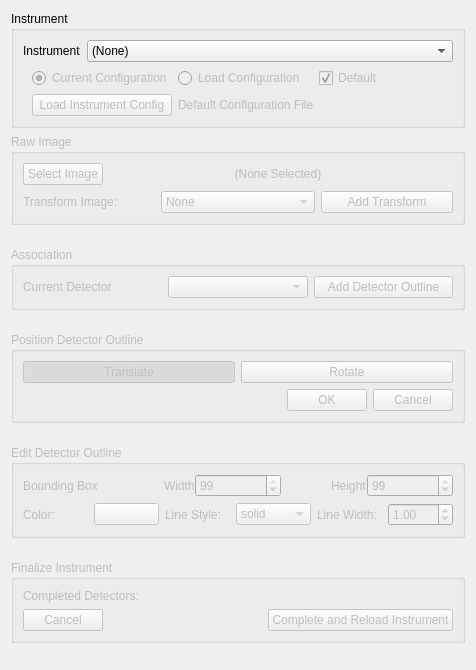
The window that hexrd/ui/resources/ui/import_data_panel.ui (HEXRD/hexrdgui) describes before a commit, drawn with Qt 5.
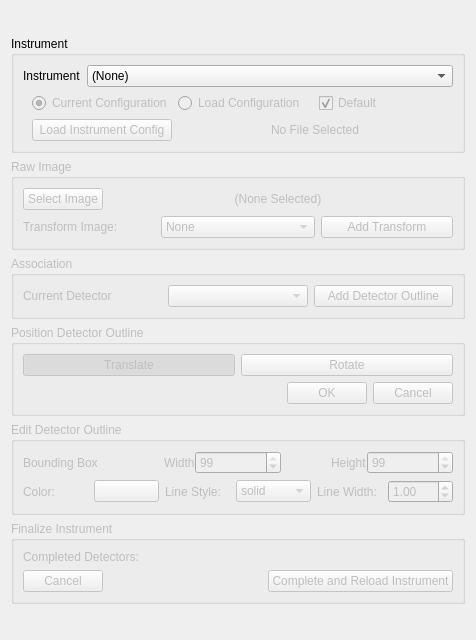
The same window after the commit.

Commit message: Use selected config file as default

```diff
--- a/hexrd/ui/resources/ui/import_data_panel.ui
+++ b/hexrd/ui/resources/ui/import_data_panel.ui
@@ -7,168 +7,14 @@
     <x>0</x>
     <y>0</y>
     <width>476</width>
-    <height>670</height>
+    <height>640</height>
    </rect>
   </property>
   <property name="windowTitle">
    <string>Form</string>
   </property>
   <layout class="QGridLayout" name="gridLayout_7">
-   <item row="0" column="0">
-    <widget class="QGroupBox" name="data">
-     <property name="enabled">
-      <bool>true</bool>
-     </property>
-     <property name="title">
-      <string>Instrument</string>
-     </property>
-     <layout class="QVBoxLayout" name="verticalLayout_2">
-      <item>
-       <widget class="QFrame" name="instrument">
-        <property name="enabled">
-         <bool>true</bool>
-        </property>
-        <property name="frameShape">
-         <enum>QFrame::NoFrame</enum>
-        </property>
-        <property name="frameShadow">
-         <enum>QFrame::Raised</enum>
-        </property>
-        <layout class="QFormLayout" name="formLayout_2">
-         <property name="leftMargin">
-          <number>0</number>
-         </property>
-         <property name="topMargin">
-          <number>0</number>
-         </property>
-         <property name="rightMargin">
-          <number>0</number>
-         </property>
-         <property name="bottomMargin">
-          <number>0</number>
-         </property>
-         <item row="0" column="0">
-          <widget class="QLabel" name="instrument_label">
-           <property name="enabled">
-            <bool>true</bool>
-           </property>
-           <property name="text">
-            <string>Instrument</string>
-           </property>
-          </widget>
-         </item>
-         <item row="0" column="1">
-          <widget class="QComboBox" name="instruments">
-           <property name="enabled">
-            <bool>true</bool>
-           </property>
-           <property name="currentIndex">
-            <number>0</number>
-           </property>
-           <item>
-            <property name="text">
-             <string>(None)</string>
-            </property>
-           </item>
-           <item>
-            <property name="text">
-             <string>TARDIS</string>
-            </property>
-           </item>
-           <item>
-            <property name="text">
-             <string>PXRDIP</string>
-            </property>
-           </item>
-          </widget>
-         </item>
-        </layout>
-       </widget>
-      </item>
-      <item>
-       <widget class="QFrame" name="config">
-        <property name="enabled">
-         <bool>false</bool>
-        </property>
-        <property name="frameShape">
-         <enum>QFrame::NoFrame</enum>
-        </property>
-        <property name="frameShadow">
-         <enum>QFrame::Raised</enum>
-        </property>
-        <layout class="QGridLayout" name="gridLayout_6">
-         <property name="topMargin">
-          <number>0</number>
-         </property>
-         <property name="rightMargin">
-          <number>0</number>
-         </property>
-         <property name="bottomMargin">
-          <number>0</number>
-         </property>
-         <item row="1" column="1" colspan="2">
-          <widget class="QLabel" name="config_file_label">
-           <property name="enabled">
-            <bool>false</bool>
-           </property>
-           <property name="text">
-            <string>Default Configuration File</string>
-           </property>
-          </widget>
-         </item>
-         <item row="1" column="0">
-          <widget class="QPushButton" name="load_config">
-           <property name="enabled">
-            <bool>false</bool>
-           </property>
-           <property name="text">
-            <string>Load Instrument Config</string>
-           </property>
-          </widget>
-         </item>
-         <item row="0" column="0">
-          <widget class="QRadioButton" name="current_config">
-           <property name="text">
-            <string>Current Configuration</string>
-           </property>
-           <property name="checked">
-            <bool>true</bool>
-           </property>
-           <attribute name="buttonGroup">
-            <string notr="true">buttonGroup</string>
-           </attribute>
-          </widget>
-         </item>
-         <item row="0" column="1">
-          <widget class="QRadioButton" name="select_config">
-           <property name="text">
-            <string>Load Configuration</string>
-           </property>
-           <attribute name="buttonGroup">
-            <string notr="true">buttonGroup</string>
-           </attribute>
-          </widget>
-         </item>
-         <item row="0" column="2">
-          <widget class="QCheckBox" name="default_config">
-           <property name="enabled">
-            <bool>false</bool>
-           </property>
-           <property name="text">
-            <string>Default</string>
-           </property>
-           <property name="checked">
-            <bool>true</bool>
-           </property>
-          </widget>
-         </item>
-        </layout>
-       </widget>
-      </item>
-     </layout>
-    </widget>
-   </item>
-   <item row="1" column="0">
+   <item row="2" column="0">
     <widget class="QGroupBox" name="raw_image">
      <property name="enabled">
       <bool>false</bool>
@@ -322,8 +168,8 @@
      </layout>
     </widget>
    </item>
-   <item row="2" column="0">
-    <spacer name="verticalSpacer_3">
+   <item row="0" column="0">
+    <spacer name="verticalSpacer">
      <property name="orientation">
       <enum>Qt::Vertical</enum>
      </property>
@@ -335,56 +181,7 @@
      </property>
     </spacer>
    </item>
-   <item row="3" column="0">
-    <widget class="QGroupBox" name="association">
-     <property name="enabled">
-      <bool>false</bool>
-     </property>
-     <property name="title">
-      <string>Association</string>
-     </property>
-     <layout class="QHBoxLayout" name="horizontalLayout_8">
-      <item>
-       <widget class="QLabel" name="detector_label">
-        <property name="enabled">
-         <bool>true</bool>
-        </property>
-        <property name="text">
-         <string>Current Detector</string>
-        </property>
-       </widget>
-      </item>
-      <item>
-       <widget class="QComboBox" name="detectors">
-        <property name="enabled">
-         <bool>true</bool>
-        </property>
-       </widget>
-      </item>
-      <item>
-       <widget class="QPushButton" name="add_template">
-        <property name="text">
-         <string>Add Detector Outline</string>
-        </property>
-       </widget>
-      </item>
-     </layout>
-    </widget>
-   </item>
    <item row="4" column="0">
-    <spacer name="verticalSpacer_4">
-     <property name="orientation">
-      <enum>Qt::Vertical</enum>
-     </property>
-     <property name="sizeHint" stdset="0">
-      <size>
-       <width>20</width>
-       <height>40</height>
-      </size>
-     </property>
-    </spacer>
-   </item>
-   <item row="5" column="0">
     <widget class="QGroupBox" name="outline_position">
      <property name="enabled">
       <bool>false</bool>
@@ -448,19 +245,228 @@
     </widget>
    </item>
    <item row="6" column="0">
-    <spacer name="verticalSpacer_5">
-     <property name="orientation">
-      <enum>Qt::Vertical</enum>
+    <widget class="QGroupBox" name="finalize">
+     <property name="enabled">
+      <bool>false</bool>
      </property>
-     <property name="sizeHint" stdset="0">
-      <size>
-       <width>20</width>
-       <height>40</height>
-      </size>
+     <property name="title">
+      <string>Finalize Instrument</string>
      </property>
-    </spacer>
+     <layout class="QGridLayout" name="gridLayout_4">
+      <item row="0" column="0" colspan="2">
+       <widget class="QLabel" name="completed_label">
+        <property name="enabled">
+         <bool>true</bool>
+        </property>
+        <property name="text">
+         <string>Completed Detectors:</string>
+        </property>
+       </widget>
+      </item>
+      <item row="0" column="2">
+       <widget class="QLabel" name="completed_dets">
+        <property name="enabled">
+         <bool>true</bool>
+        </property>
+        <property name="text">
+         <string/>
+        </property>
+        <property name="wordWrap">
+         <bool>true</bool>
+        </property>
+       </widget>
+      </item>
+      <item row="1" column="0">
+       <widget class="QPushButton" name="cancel">
+        <property name="enabled">
+         <bool>true</bool>
+        </property>
+        <property name="text">
+         <string>Cancel</string>
+        </property>
+       </widget>
+      </item>
+      <item row="1" column="1">
+       <spacer name="horizontalSpacer">
+        <property name="orientation">
+         <enum>Qt::Horizontal</enum>
+        </property>
+        <property name="sizeHint" stdset="0">
+         <size>
+          <width>105</width>
+          <height>20</height>
+         </size>
+        </property>
+       </spacer>
+      </item>
+      <item row="1" column="2">
+       <widget class="QPushButton" name="complete">
+        <property name="enabled">
+         <bool>false</bool>
+        </property>
+        <property name="text">
+         <string>Complete and Reload Instrument</string>
+        </property>
+       </widget>
+      </item>
+     </layout>
+    </widget>
    </item>
-   <item row="7" column="0">
+   <item row="1" column="0">
+    <widget class="QGroupBox" name="data">
+     <property name="enabled">
+      <bool>true</bool>
+     </property>
+     <property name="title">
+      <string>Instrument</string>
+     </property>
+     <layout class="QVBoxLayout" name="verticalLayout_2">
+      <item>
+       <widget class="QFrame" name="instrument">
+        <property name="enabled">
+         <bool>true</bool>
+        </property>
+        <property name="frameShape">
+         <enum>QFrame::NoFrame</enum>
+        </property>
+        <property name="frameShadow">
+         <enum>QFrame::Raised</enum>
+        </property>
+        <layout class="QFormLayout" name="formLayout_2">
+         <property name="leftMargin">
+          <number>0</number>
+         </property>
+         <property name="topMargin">
+          <number>0</number>
+         </property>
+         <property name="rightMargin">
+          <number>0</number>
+         </property>
+         <property name="bottomMargin">
+          <number>0</number>
+         </property>
+         <item row="0" column="0">
+          <widget class="QLabel" name="instrument_label">
+           <property name="enabled">
+            <bool>true</bool>
+           </property>
+           <property name="text">
+            <string>Instrument</string>
+           </property>
+          </widget>
+         </item>
+         <item row="0" column="1">
+          <widget class="QComboBox" name="instruments">
+           <property name="enabled">
+            <bool>true</bool>
+           </property>
+           <property name="currentIndex">
+            <number>0</number>
+           </property>
+           <item>
+            <property name="text">
+             <string>(None)</string>
+            </property>
+           </item>
+           <item>
+            <property name="text">
+             <string>TARDIS</string>
+            </property>
+           </item>
+           <item>
+            <property name="text">
+             <string>PXRDIP</string>
+            </property>
+           </item>
+          </widget>
+         </item>
+        </layout>
+       </widget>
+      </item>
+      <item>
+       <widget class="QFrame" name="config">
+        <property name="enabled">
+         <bool>false</bool>
+        </property>
+        <property name="frameShape">
+         <enum>QFrame::NoFrame</enum>
+        </property>
+        <property name="frameShadow">
+         <enum>QFrame::Raised</enum>
+        </property>
+        <layout class="QGridLayout" name="gridLayout_6">
+         <property name="topMargin">
+          <number>0</number>
+         </property>
+         <property name="rightMargin">
+          <number>0</number>
+         </property>
+         <property name="bottomMargin">
+          <number>0</number>
+         </property>
+         <item row="1" column="1" colspan="2" alignment="Qt::AlignHCenter">
+          <widget class="QLabel" name="config_file_label">
+           <property name="enabled">
+            <bool>false</bool>
+           </property>
+           <property name="text">
+            <string>No File Selected</string>
+           </property>
+          </widget>
+         </item>
+         <item row="1" column="0">
+          <widget class="QPushButton" name="load_config">
+           <property name="enabled">
+            <bool>false</bool>
+           </property>
+           <property name="text">
+            <string>Load Instrument Config</string>
+           </property>
+          </widget>
+         </item>
+         <item row="0" column="0">
+          <widget class="QRadioButton" name="current_config">
+           <property name="text">
+            <string>Current Configuration</string>
+           </property>
+           <property name="checked">
+            <bool>true</bool>
+           </property>
+           <attribute name="buttonGroup">
+            <string notr="true">buttonGroup</string>
+           </attribute>
+          </widget>
+         </item>
+         <item row="0" column="1">
+          <widget class="QRadioButton" name="select_config">
+           <property name="text">
+            <string>Load Configuration</string>
+           </property>
+           <attribute name="buttonGroup">
+            <string notr="true">buttonGroup</string>
+           </attribute>
+          </widget>
+         </item>
+         <item row="0" column="2">
+          <widget class="QCheckBox" name="default_config">
+           <property name="enabled">
+            <bool>false</bool>
+           </property>
+           <property name="text">
+            <string>Default</string>
+           </property>
+           <property name="checked">
+            <bool>true</bool>
+           </property>
+          </widget>
+         </item>
+        </layout>
+       </widget>
+      </item>
+     </layout>
+    </widget>
+   </item>
+   <item row="5" column="0">
     <widget class="QGroupBox" name="outline_appearance">
      <property name="enabled">
       <bool>false</bool>
@@ -674,88 +680,43 @@
      </layout>
     </widget>
    </item>
-   <item row="8" column="0">
-    <spacer name="verticalSpacer_6">
-     <property name="orientation">
-      <enum>Qt::Vertical</enum>
-     </property>
-     <property name="sizeHint" stdset="0">
-      <size>
-       <width>20</width>
-       <height>40</height>
-      </size>
-     </property>
-    </spacer>
-   </item>
-   <item row="9" column="0">
-    <widget class="QGroupBox" name="finalize">
+   <item row="3" column="0">
+    <widget class="QGroupBox" name="association">
      <property name="enabled">
       <bool>false</bool>
      </property>
      <property name="title">
-      <string>Finalize Instrument</string>
+      <string>Association</string>
      </property>
-     <layout class="QGridLayout" name="gridLayout_4">
-      <item row="0" column="0" colspan="2">
-       <widget class="QLabel" name="completed_label">
+     <layout class="QHBoxLayout" name="horizontalLayout_8">
+      <item>
+       <widget class="QLabel" name="detector_label">
         <property name="enabled">
          <bool>true</bool>
         </property>
         <property name="text">
-         <string>Completed Detectors:</string>
+         <string>Current Detector</string>
         </property>
        </widget>
       </item>
-      <item row="0" column="2">
-       <widget class="QLabel" name="completed_dets">
+      <item>
+       <widget class="QComboBox" name="detectors">
         <property name="enabled">
          <bool>true</bool>
         </property>
-        <property name="text">
-         <string/>
-        </property>
-        <property name="wordWrap">
-         <bool>true</bool>
-        </property>
        </widget>
       </item>
-      <item row="1" column="0">
-       <widget class="QPushButton" name="cancel">
-        <property name="enabled">
-         <bool>true</bool>
-        </property>
+      <item>
+       <widget class="QPushButton" name="add_template">
         <property name="text">
-         <string>Cancel</string>
-        </property>
-       </widget>
-      </item>
-      <item row="1" column="1">
-       <spacer name="horizontalSpacer">
-        <property name="orientation">
-         <enum>Qt::Horizontal</enum>
-        </property>
-        <property name="sizeHint" stdset="0">
-         <size>
-          <width>105</width>
-          <height>20</height>
-         </size>
-        </property>
-       </spacer>
-      </item>
-      <item row="1" column="2">
-       <widget class="QPushButton" name="complete">
-        <property name="enabled">
-         <bool>false</bool>
-        </property>
-        <property name="text">
-         <string>Complete and Reload Instrument</string>
+         <string>Add Detector Outline</string>
         </property>
        </widget>
       </item>
      </layout>
     </widget>
    </item>
-   <item row="10" column="0">
+   <item row="7" column="0">
     <spacer name="verticalSpacer_2">
      <property name="orientation">
       <enum>Qt::Vertical</enum>
```
Left out of the diff: 2 changed lines with no effect on the pictures. The commit also changes 1 other file.
